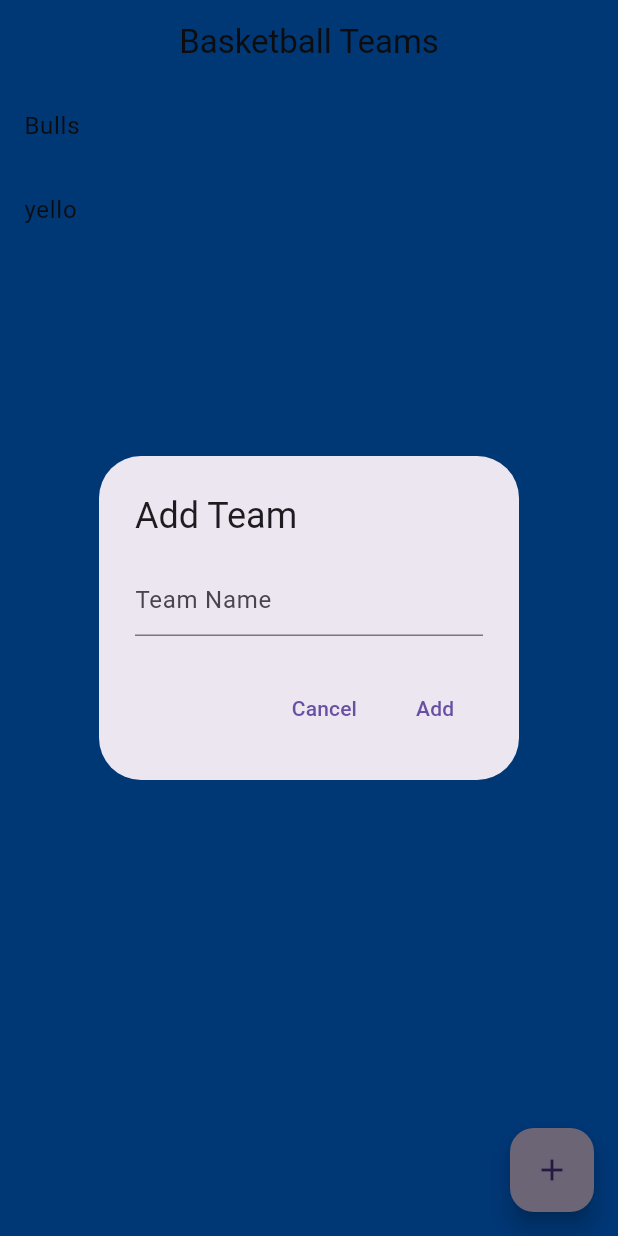
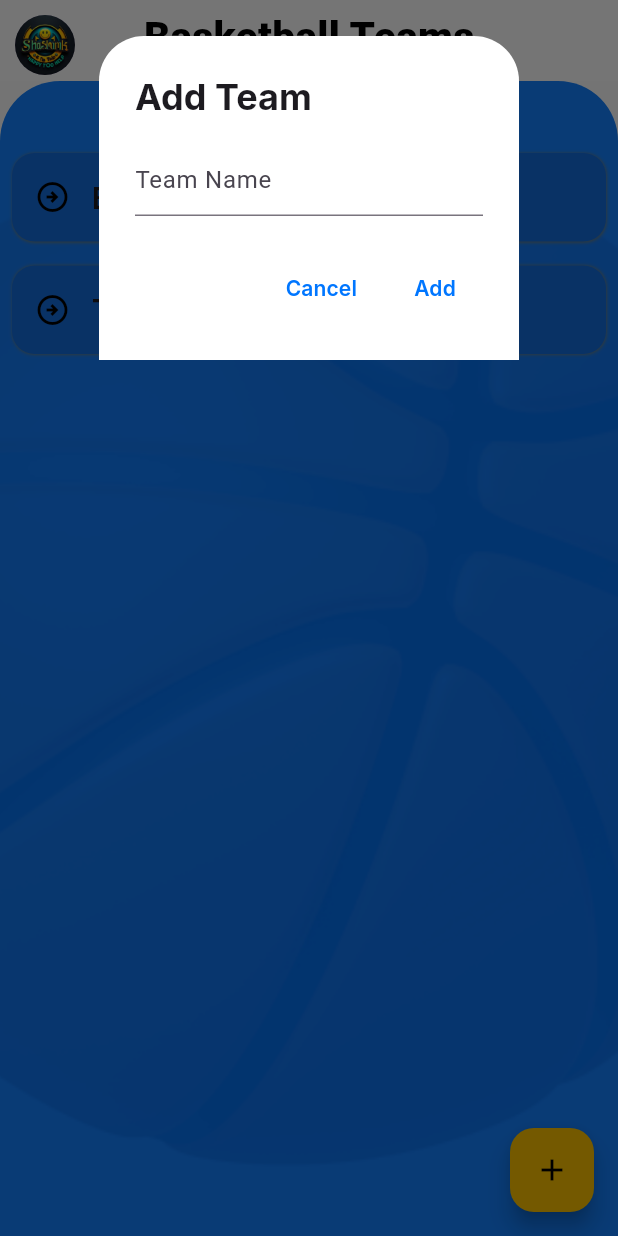
Before and after one commit to Shashank-Sahu8/Happy-To-Help, a Flutter app: the screen it shows after launch, after a tap on the "add" icon, on a phone screen of 412 x 824 dp. Run offline on Flutter 3.47's test engine with Material 3 defaults, Android fonts, the phone set to English and light mode, and no system bars; our stand-ins replace flutter_spinkit, google_fonts, hive, hive_flutter; accounts and stored records are empty.

Commit message:
:zap: feat: Added Designes
UI almost completed

```diff
--- a/lib/function/add_team_dialogue.dart
+++ b/lib/function/add_team_dialogue.dart
@@ -1,4 +1,5 @@
 import 'package:flutter/material.dart';
+import 'package:google_fonts/google_fonts.dart';
 
 class AddTeamDialog extends StatelessWidget {
   final Function(String) onAdd;
@@ -10,7 +11,10 @@ class AddTeamDialog extends StatelessWidget {
   @override
   Widget build(BuildContext context) {
     return AlertDialog(
-      title: Text('Add Team'),
+      alignment:Alignment.topCenter,
+      backgroundColor: Colors.white,
+      shape:RoundedRectangleBorder(borderRadius: BorderRadius.only(topLeft: Radius.circular(30),topRight: Radius.circular(30))),
+      title: Text('Add Team',style: GoogleFonts.inter(fontWeight: FontWeight.w700),),
       content: TextField(
         controller: _controller,
         decoration: InputDecoration(hintText: 'Team Name'),
@@ -20,7 +24,7 @@ class AddTeamDialog extends StatelessWidget {
           onPressed: () {
             Navigator.of(context).pop();
           },
-          child: Text('Cancel'),
+          child: Text('Cancel',style: GoogleFonts.inter(color:  Color(0xff0076FF),fontWeight: FontWeight.w600)),
         ),
         TextButton(
           onPressed: () {
@@ -30,7 +34,7 @@ class AddTeamDialog extends StatelessWidget {
               Navigator.of(context).pop();
             }
           },
-          child: Text('Add'),
+          child: Text('Add',style: GoogleFonts.inter(color:  Color(0xff0076FF),fontWeight: FontWeight.w600),),
         ),
       ],
     );
--- a/lib/main.dart
+++ b/lib/main.dart
@@ -99,9 +99,9 @@ void addDefaultData(Box<Team> teamBox) {
         reboundsPerGame: 7.0 ,
       ),
     ]),
-    Team(name: 'yello', players: List.generate(10, (index) => Player(
+    Team(name: 'Titans', players: List.generate(10, (index) => Player(
       name: 'Player ${index + 1}',
-      image: 'https://via.placeholder.com/150',
+      image: 'https://media.istockphoto.com/id/452219253/vector/caucasian-basketball-player.jpg?s=612x612&w=0&k=20&c=k2uGWposeUVbPoEUzU1V-EzFufpzlCr8kLmTLxkhq6w=',
       position: 'Position ${index + 11}',
       pointsPerGame: 12.0 + index,
       assistsPerGame: 6.0 + index,
--- a/lib/screens/list.dart
+++ b/lib/screens/list.dart
@@ -1,4 +1,7 @@
+import 'package:flutter/cupertino.dart';
 import 'package:flutter/material.dart';
+import 'package:flutter/widgets.dart';
+import 'package:google_fonts/google_fonts.dart';
 import 'package:h_to_h/screens/player_card.dart';
 import 'package:hive_flutter/hive_flutter.dart';
 import '../function/add_team_dialogue.dart';
@@ -41,11 +44,45 @@ class _TeamListScreenState extends State<TeamListScreen> {
   @override
   Widget build(BuildContext context) {
     return Scaffold(
-      backgroundColor: Color(0xff0077FF),
-      appBar: AppBar(centerTitle: true,backgroundColor: Color(0xff0077FF),
-        title: Text('Basketball Teams',textAlign: TextAlign.center,),
+      backgroundColor: Colors.white60,
+      body: Stack(
+        children: [
+          Column(mainAxisAlignment: MainAxisAlignment.start,
+            children: [
+              Row(mainAxisAlignment: MainAxisAlignment.start,
+                children: [
+                  Padding(
+                    padding: const EdgeInsets.all(10.0),
+                    child: CircleAvatar(backgroundImage: AssetImage("assets/logo.jpeg")),
+                  )
+                ],
+              )
+            ],
           ),
-      body: ValueListenableBuilder(
+          Column(
+            children: [SizedBox(height: 5,),
+              Row(mainAxisAlignment: MainAxisAlignment.center,
+                children: [
+                  Text('Basketball Teams',style: GoogleFonts.brunoAceSc(
+                      color: Colors.black,
+                      fontSize: 27,
+                      fontWeight: FontWeight.w900),),
+                ],
+              ),
+              SizedBox(height: 10,),
+              Expanded(
+                child: Stack(
+                  children: [
+                    Expanded(
+                      child: Container(
+                        height: MediaQuery.of(context).size.height,width: MediaQuery.of(context).size.width,
+                       decoration: BoxDecoration(borderRadius: BorderRadius.only(topLeft: Radius.circular(40),topRight:Radius.circular(40) ) ,color: Color(0xff0076FF),),
+                        child: Image(image:  AssetImage("assets/ball.png"),fit: BoxFit.cover,),
+                      ),
+                    ),
+                    Padding(
+                      padding: const EdgeInsets.only(top: 40),
+                      child: ValueListenableBuilder(
                         valueListenable: teamBox.listenable(),
                         builder: (context, Box<Team> box, _) {
                           if (box.values.isEmpty) {
@@ -55,26 +92,55 @@ class _TeamListScreenState extends State<TeamListScreen> {
                             itemCount: box.length,
                             itemBuilder: (context, index) {
                               final team = box.getAt(index);
-              return ListTile(
-                title: Text(team!.name),
-                onTap: () => Navigator.push(
-                  context,
-                  MaterialPageRoute(
-                    builder: (context) => PlayerCardScreen(team: team),
+                              return Padding(
+                                padding: const EdgeInsets.all(8.0),
+                                child: InkWell(
+                                  splashColor: Colors.blueGrey,
+                                  onTap: (){
+                                    Navigator.push(context, MaterialPageRoute(builder: (context)=>PlayerCardScreen(team: team)));
+                                  },
+                                  child: Container(
+                                    decoration: BoxDecoration(color:Color(0xff146cdc),
+                                      boxShadow: [BoxShadow(color: Colors.blueGrey,
+                                      spreadRadius: 0.1,
+                                      blurRadius: 1,
+                                      offset: Offset(0.2 ,0.3), )],
+                                        borderRadius: BorderRadius.all(Radius.circular(15)) ),
+                                    child: Padding(
+                                      padding: const EdgeInsets.all(15.0),
+                                      child: Row(
+                                        children: [
+                                          Icon(Icons.arrow_circle_right_outlined,color: Colors.black,),
+                                          SizedBox(width: 14,),
+
+                                          Text(team!.name,style: GoogleFonts.inter(fontWeight: FontWeight.w600,fontSize: 20),),
+                                        ],
+                                      ),
+                                    ),
                                   ),
                                 ),
                               );
+
                             },
                           );
                         },
                       ),
+                    ),
+
+                  ],
+                ),
+              ),
+            ],
+          ),
+        ],
+      ),
       floatingActionButton: FloatingActionButton(
-
         onPressed: () => showDialog(
           context: context,
+          barrierLabel: "Add Team",
           builder: (context) => AddTeamDialog(onAdd: _addTeam),
         ),
-        child: Icon(Icons.add),
+        child: Icon(Icons.add,color: Colors.black,),backgroundColor: Color(0xfffcc200),
       ),
     );
   }
```
Also changed, not shown: lib/function/add_player_dialogue.dart (+14 -7 lines), lib/screens/player_card.dart (+30 -10 lines), pubspec.yaml (+13 -1 lines), assets/0.jpg (added), assets/logo.jpeg (added), assets/man.png (deleted), pubspec.lock, 24 other files. Lines whose indentation alone changed are shown as unchanged.
